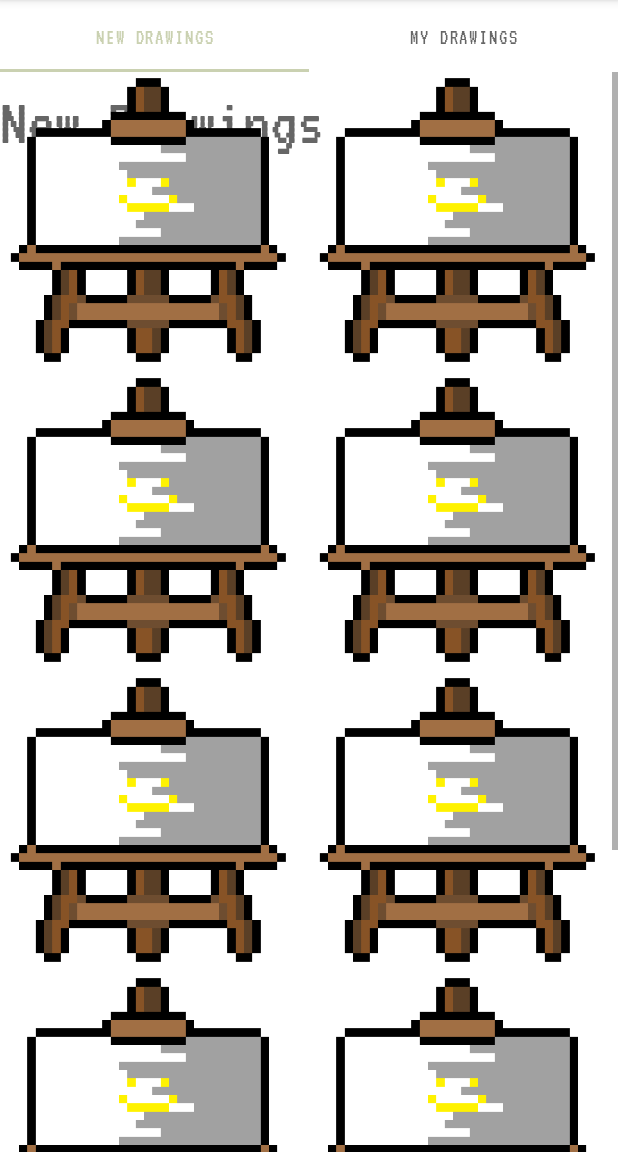
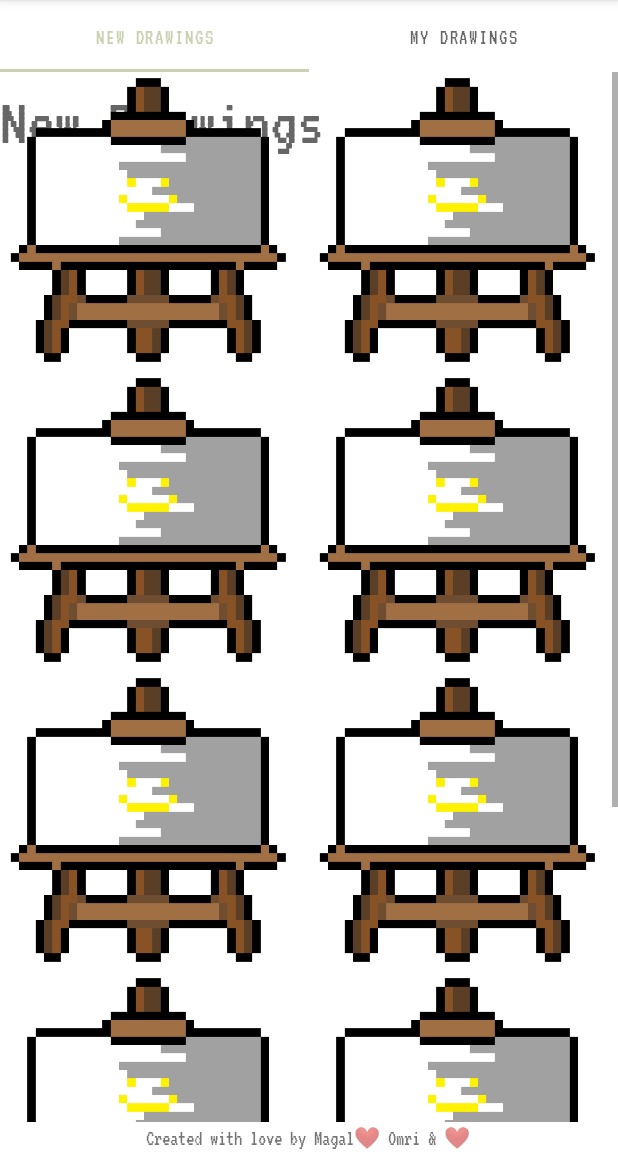
Before and after one commit to Omri-Project/paint-it, an Android app: the GalleryActivity screen opened directly, with no data from a screen before it, on a phone screen of 412 x 824 dp, the part 84-1236 px from its top. Run offline under Robolectric (Android 15) with nearby library versions, the phone set to English and light mode, and no system bars.

Commit message:
speak now TV

```diff
--- a/app/src/main/AndroidManifest.xml
+++ b/app/src/main/AndroidManifest.xml
@@ -13,9 +13,6 @@
             android:exported="false" />
         <activity
             android:name=".SignUp"
-            android:exported="false" />
-        <activity
-            android:name=".SigninActivity"
             android:exported="false" />
         <activity
             android:name=".LoginActivity"
--- a/app/src/main/java/com/example/paintit/GalleryActivity.java
+++ b/app/src/main/java/com/example/paintit/GalleryActivity.java
@@ -5,6 +5,7 @@ import androidx.appcompat.app.AppCompatActivity;
 import androidx.viewpager2.widget.ViewPager2;
 
 import android.content.Intent;
+import android.content.SharedPreferences;
 import android.media.MediaPlayer;
 import android.os.Bundle;
 import android.view.Menu;
@@ -14,10 +15,11 @@ import android.widget.Toast;
 import com.google.android.material.tabs.TabLayout;
 import com.google.android.material.tabs.TabLayoutMediator;
 
-public class GalleryActivity extends AppCompatActivity {
+public class GalleryActivity extends TouchDetector {
 
     Intent intent;
     MediaPlayer mediaPlayer;
+    Boolean isLoggedIn = true;
 
     @Override
     protected void onCreate(Bundle savedInstanceState) {
@@ -27,7 +29,15 @@ public class GalleryActivity extends AppCompatActivity {
         ViewPager2 viewPager2 = findViewById(R.id.view_pager);
         ViewPagerAdapter adapter = new ViewPagerAdapter(this);
         viewPager2.setAdapter(adapter);
-        mediaPlayer = MediaPlayer.create(this, R.raw.button_click);
+        SharedPreferences preferences = getSharedPreferences("my_prefs", MODE_PRIVATE);
+        boolean soundsEnabled = preferences.getBoolean("sounds_enabled", true);
+
+        if (soundsEnabled) {
+            mediaPlayer = MediaPlayer.create(this, R.raw.button_click);
+        } else {
+            mediaPlayer = null;
+        }
+
 
         new TabLayoutMediator(tabLayout, viewPager2, new TabLayoutMediator.TabConfigurationStrategy() {
             @Override
@@ -47,6 +57,12 @@ public class GalleryActivity extends AppCompatActivity {
         return true;
     }
     @Override
+    public boolean onMenuOpened(int featureId, Menu menu){
+        mediaPlayer.start();
+        releaseInstance();
+        return true;
+    }
+    @Override
     public boolean onOptionsItemSelected(MenuItem item) {
         int id = item.getItemId();
         if (id == R.id.menuSettings){
@@ -54,13 +70,11 @@ public class GalleryActivity extends AppCompatActivity {
             mediaPlayer.start();
             releaseInstance();
             startActivity(intent);
-            finish();
         } else  if (id == R.id.menuRules){
             intent = new Intent(this, RulesActivity.class);
             mediaPlayer.start();
             releaseInstance();
             startActivity(intent);
-            finish();
         } else if (id == R.id.menuShare){
             intent = new Intent(Intent.ACTION_SEND);
             mediaPlayer.start();
@@ -70,6 +84,16 @@ public class GalleryActivity extends AppCompatActivity {
                 intent.putExtra(Intent.EXTRA_TEXT, "Try this cool app!");
                 startActivity(Intent.createChooser(intent,"Share with"));
             }
+        } else if (id == R.id.logout) {
+            mediaPlayer.start();
+            releaseInstance();
+            isLoggedIn = false;
+            SharedPreferences preferences = getSharedPreferences("myPrefs", MODE_PRIVATE);
+            SharedPreferences.Editor editor = preferences.edit();
+            editor.putBoolean("isLoggedIn", isLoggedIn);
+            editor.apply();
+            Intent in = new Intent(GalleryActivity.this , LoginActivity.class);
+            startActivity(in);
         } else {
             mediaPlayer.start();
             releaseInstance();
--- a/app/src/main/java/com/example/paintit/HelperDB.java
+++ b/app/src/main/java/com/example/paintit/HelperDB.java
@@ -35,7 +35,7 @@ public class HelperDB extends SQLiteOpenHelper {
     private static final String COLUMN_TIME = "time";
     private static final String COLUMN_SQUARES_PAINTED = "squares_painted";
 
-    private static final String STATS_TABLE = "CREATE TABLE " + TABLE_STATISTICS + " (" +
+    private static final String STATS_TABLE = " CREATE TABLE IF NOT EXISTS " + TABLE_STATISTICS + " (" +
             COLUMN_ID + " INTEGER PRIMARY KEY AUTOINCREMENT, " +
             COLUMN_TIME + " INTEGER NOT NULL, " +
             COLUMN_SQUARES_PAINTED + " INTEGER NOT NULL);";
--- a/app/src/main/java/com/example/paintit/Page2.java
+++ b/app/src/main/java/com/example/paintit/Page2.java
@@ -17,11 +17,6 @@ import android.widget.Toast;
 
 import java.util.ArrayList;
 
-/**
- * A simple {@link Fragment} subclass.
- * Use the {@link Page2#newInstance} factory method to
- * create an instance of this fragment.
- */
 public class Page2 extends Fragment {
     GridView gridView;
     MediaPlayer mp;
--- /dev/null
+++ b/app/src/main/java/com/example/paintit/TouchDetector.java
@@ -0,0 +1,38 @@
+package com.example.paintit;
+
+import android.content.SharedPreferences;
+import android.media.MediaPlayer;
+import android.os.Bundle;
+import android.view.MotionEvent;
+import android.view.View;
+
+import androidx.appcompat.app.AppCompatActivity;
+
+public class TouchDetector extends AppCompatActivity implements View.OnTouchListener {
+
+    private MediaPlayer mediaPlayer;
+
+    @Override
+    protected void onCreate(Bundle savedInstanceState) {
+        super.onCreate(savedInstanceState);
+        setContentView(R.layout.activity_main);
+        View view = findViewById(android.R.id.content);
+        view.setOnTouchListener(this);
+        SharedPreferences preferences = getSharedPreferences("my_prefs", MODE_PRIVATE);
+        boolean soundsEnabled = preferences.getBoolean("sounds_enabled", true);
+
+        if (soundsEnabled) {
+            mediaPlayer = MediaPlayer.create(this, R.raw.button_click);
+        } else {
+            mediaPlayer = null;
+        }
+    }
+
+    @Override
+    public boolean onTouch(View v, MotionEvent event) {
+        if (event.getAction() == MotionEvent.ACTION_DOWN) {
+            mediaPlayer.start();
+        }
+        return true;
+    }
+}
--- a/app/src/main/res/layout/activity_gallery.xml
+++ b/app/src/main/res/layout/activity_gallery.xml
@@ -18,7 +18,28 @@
     <androidx.viewpager2.widget.ViewPager2
         android:id="@+id/view_pager"
         android:layout_width="match_parent"
-        android:layout_height="match_parent">
+        android:layout_height="700dp"
+        >
     </androidx.viewpager2.widget.ViewPager2>
 
+    <LinearLayout
+        android:layout_width="match_parent"
+        android:layout_height="match_parent"
+        android:orientation="horizontal"
+        android:gravity="center_horizontal"
+        >
+        <TextView
+            android:layout_width="wrap_content"
+            android:layout_height="wrap_content"
+            android:layout_gravity="center"
+            android:text="Created with love by Magal\u2764 Omri &amp; \u2764"
+            android:textSize="14sp"
+            />
+
+
+    </LinearLayout>
+
+
+
+
 </LinearLayout>
--- a/app/src/main/res/layout/activity_statistics.xml
+++ b/app/src/main/res/layout/activity_statistics.xml
@@ -14,8 +14,9 @@
         android:text="YOU'VE WON!"
         android:textAlignment="center"
         android:textColor="@color/white"
-        android:textSize="34sp"
+        android:textSize="50sp"
         android:textStyle="bold"
+        android:layout_marginTop="40dp"
         android:layout_marginBottom="16dp"/>
 
         <LinearLayout
@@ -71,6 +72,7 @@
         android:layout_height="wrap_content"
         android:text="Return to Home Page"
         android:textColor="#CAD1B1"
+        android:textSize="30sp"
         android:backgroundTint="@color/white"
         android:layout_gravity="center_horizontal"
         android:layout_marginTop="116dp"/>
--- a/app/src/main/res/menu/first_menu.xml
+++ b/app/src/main/res/menu/first_menu.xml
@@ -16,4 +16,8 @@
         android:id="@+id/menuContact"
         android:orderInCategory="200"
         android:title="Contact Us" />
+    <item
+        android:id="@+id/logout"
+        android:orderInCategory="200"
+        android:title="Log Out" />
 </menu>
```
Also changed, not shown: app/src/main/java/com/example/paintit/LoginActivity.java (+16 -39 lines), app/src/main/java/com/example/paintit/MainActivity.java (+20 -39 lines), app/src/main/java/com/example/paintit/RulesActivity.java (+20 -4 lines), app/src/main/java/com/example/paintit/SettingsActivity.java (+13 -8 lines), app/src/main/java/com/example/paintit/SettingsFragment.java (+17 -8 lines), app/src/main/java/com/example/paintit/SignUp.java (+9 -41 lines), app/src/main/java/com/example/paintit/StatisticsActivity.java (+9 -2 lines).
